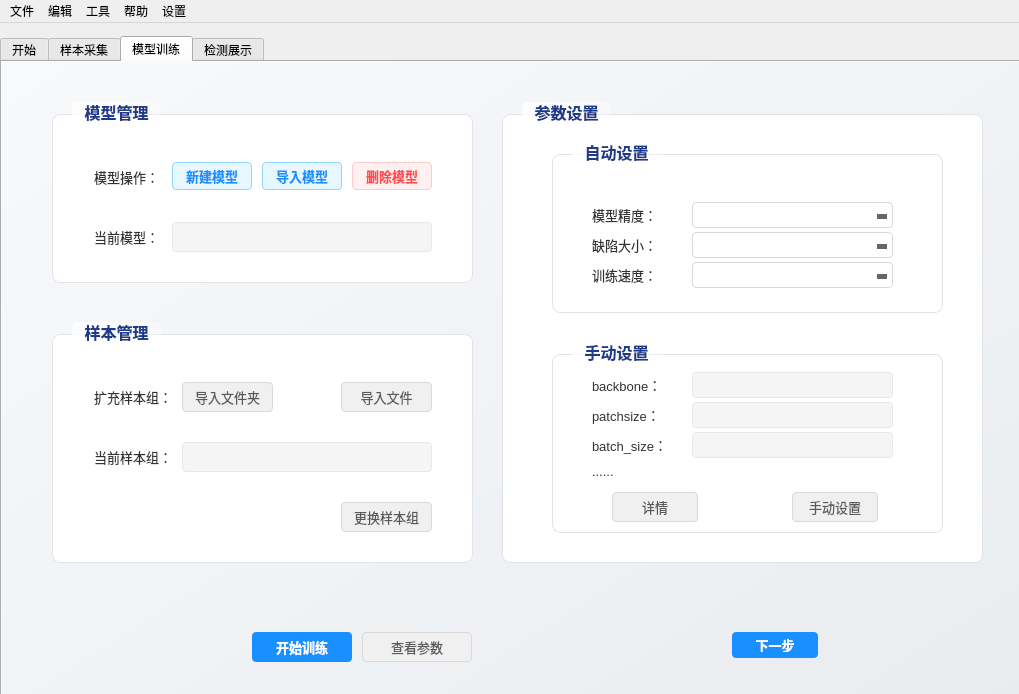
Old version of the form ui/main.ui in the repository 211250243/app.
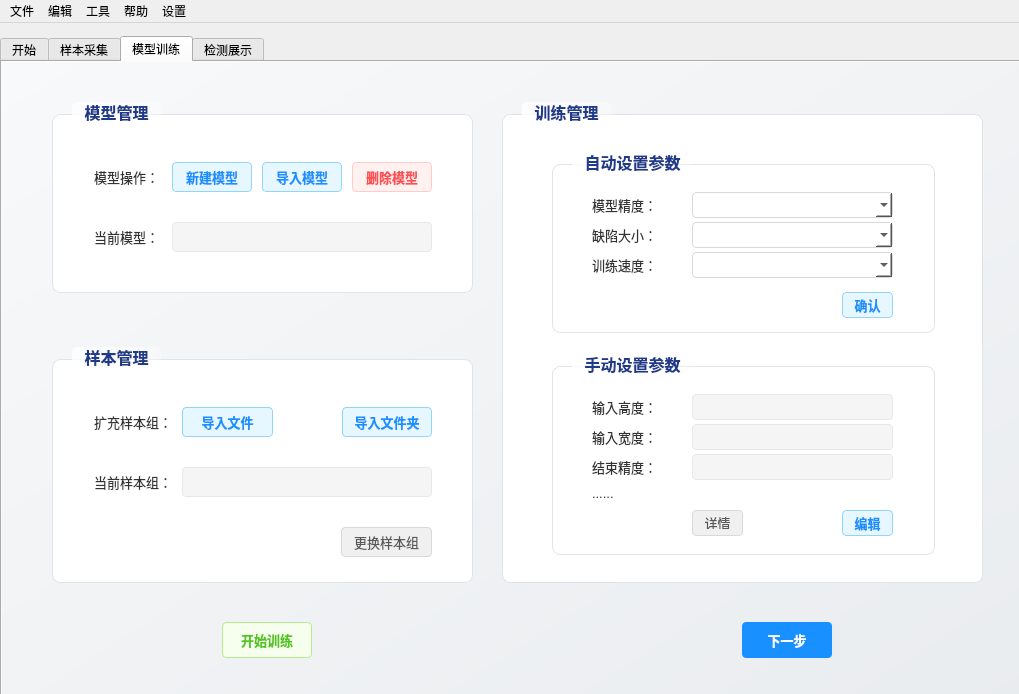
New version of the form. Icons and pictures are not drawn.

Diff of the .ui file:
```diff
--- a/ui/main.ui
+++ b/ui/main.ui
@@ -1924,21 +1924,6 @@
     font-family: &quot;Microsoft YaHei UI&quot;;
     font-size: 13px;
 }
-QComboBox::drop-down {
-    border: none;
-    width: 20px;
-}
-QComboBox::down-arrow {
-    width: 0;
-    height: 0;
-    border-left: 5px solid transparent;
-    border-right: 5px solid transparent;
-    border-top: 5px solid #666666;
-    margin-top: 2px;
-}
-QComboBox::down-arrow:hover {
-    border-top: 5px solid #333333;
-}
 QLabel {
     font-family: &quot;Microsoft YaHei UI&quot;;
     font-size: 13px;
@@ -1951,10 +1936,10 @@
      <widget class="QPushButton" name="modelNextButton">
       <property name="geometry">
        <rect>
-        <x>730</x>
-        <y>570</y>
-        <width>86</width>
-        <height>26</height>
+        <x>740</x>
+        <y>560</y>
+        <width>90</width>
+        <height>36</height>
        </rect>
       </property>
       <property name="text">
@@ -1971,7 +1956,7 @@
         <x>50</x>
         <y>40</y>
         <width>421</width>
-        <height>181</height>
+        <height>191</height>
        </rect>
       </property>
       <property name="title">
@@ -2022,7 +2007,7 @@
          <x>120</x>
          <y>60</y>
          <width>80</width>
-         <height>28</height>
+         <height>30</height>
         </rect>
        </property>
        <property name="styleSheet">
@@ -2052,7 +2037,7 @@
          <x>210</x>
          <y>60</y>
          <width>80</width>
-         <height>28</height>
+         <height>30</height>
         </rect>
        </property>
        <property name="styleSheet">
@@ -2082,7 +2067,7 @@
          <x>300</x>
          <y>60</y>
          <width>80</width>
-         <height>28</height>
+         <height>30</height>
         </rect>
        </property>
        <property name="styleSheet">
@@ -2111,27 +2096,14 @@
       <property name="geometry">
        <rect>
         <x>50</x>
-        <y>260</y>
+        <y>285</y>
         <width>421</width>
-        <height>241</height>
+        <height>236</height>
        </rect>
       </property>
       <property name="title">
        <string>样本管理</string>
       </property>
-      <widget class="QPushButton" name="importDirButton">
-       <property name="geometry">
-        <rect>
-         <x>130</x>
-         <y>60</y>
-         <width>91</width>
-         <height>30</height>
-        </rect>
-       </property>
-       <property name="text">
-        <string>导入文件夹</string>
-       </property>
-      </widget>
       <widget class="QLabel" name="label_10">
        <property name="geometry">
         <rect>
@@ -2158,19 +2130,6 @@
         </rect>
        </property>
       </widget>
-      <widget class="QPushButton" name="importFileButton">
-       <property name="geometry">
-        <rect>
-         <x>289</x>
-         <y>60</y>
-         <width>91</width>
-         <height>30</height>
-        </rect>
-       </property>
-       <property name="text">
-        <string>导入文件</string>
-       </property>
-      </widget>
       <widget class="QPushButton" name="changeSampleGroupButton">
        <property name="geometry">
         <rect>
@@ -2197,6 +2156,66 @@
         <string>扩充样本组：</string>
        </property>
       </widget>
+      <widget class="QPushButton" name="importFileButton">
+       <property name="geometry">
+        <rect>
+         <x>130</x>
+         <y>60</y>
+         <width>91</width>
+         <height>30</height>
+        </rect>
+       </property>
+       <property name="styleSheet">
+        <string notr="true">QPushButton {
+    background-color: #e6f7ff;
+    border: 1px solid #91d5ff;
+    border-radius: 4px;
+    padding: 4px 8px;
+    color: #1890ff;
+    font-weight: bold;
+}
+QPushButton:hover {
+    background-color: #bae7ff;
+    border: 1px solid #69c0ff;
+}
+QPushButton:pressed {
+    background-color: #91d5ff;
+}</string>
+       </property>
+       <property name="text">
+        <string>导入文件</string>
+       </property>
+      </widget>
+      <widget class="QPushButton" name="importDirButton">
+       <property name="geometry">
+        <rect>
+         <x>290</x>
+         <y>60</y>
+         <width>90</width>
+         <height>30</height>
+        </rect>
+       </property>
+       <property name="styleSheet">
+        <string notr="true">QPushButton {
+    background-color: #e6f7ff;
+    border: 1px solid #91d5ff;
+    border-radius: 4px;
+    padding: 4px 8px;
+    color: #1890ff;
+    font-weight: bold;
+}
+QPushButton:hover {
+    background-color: #bae7ff;
+    border: 1px solid #69c0ff;
+}
+QPushButton:pressed {
+    background-color: #91d5ff;
+}</string>
+       </property>
+       <property name="text">
+        <string>导入文件夹</string>
+       </property>
+      </widget>
      </widget>
      <widget class="QGroupBox" name="groupBox_7">
       <property name="geometry">
@@ -2204,29 +2223,29 @@
         <x>500</x>
         <y>40</y>
         <width>481</width>
-        <height>461</height>
+        <height>481</height>
        </rect>
       </property>
       <property name="title">
-       <string>参数设置</string>
+       <string>训练管理</string>
       </property>
       <widget class="QGroupBox" name="groupBox_8">
        <property name="geometry">
         <rect>
          <x>50</x>
-         <y>40</y>
-         <width>391</width>
-         <height>171</height>
+         <y>50</y>
+         <width>383</width>
+         <height>181</height>
         </rect>
        </property>
        <property name="title">
-        <string>自动设置</string>
+        <string>自动设置参数</string>
        </property>
        <widget class="QLabel" name="label_3">
         <property name="geometry">
          <rect>
           <x>40</x>
-          <y>60</y>
+          <y>40</y>
           <width>71</width>
           <height>26</height>
          </rect>
@@ -2239,7 +2258,7 @@
         <property name="geometry">
          <rect>
           <x>140</x>
-          <y>60</y>
+          <y>40</y>
           <width>201</width>
           <height>26</height>
          </rect>
@@ -2249,7 +2268,7 @@
         <property name="geometry">
          <rect>
           <x>40</x>
-          <y>90</y>
+          <y>70</y>
           <width>71</width>
           <height>26</height>
          </rect>
@@ -2262,7 +2281,7 @@
         <property name="geometry">
          <rect>
           <x>140</x>
-          <y>90</y>
+          <y>70</y>
           <width>201</width>
           <height>26</height>
          </rect>
@@ -2272,7 +2291,7 @@
         <property name="geometry">
          <rect>
           <x>40</x>
-          <y>120</y>
+          <y>100</y>
           <width>71</width>
           <height>26</height>
          </rect>
@@ -2285,36 +2304,66 @@
         <property name="geometry">
          <rect>
           <x>140</x>
-          <y>120</y>
+          <y>100</y>
           <width>201</width>
           <height>26</height>
          </rect>
         </property>
        </widget>
+       <widget class="QPushButton" name="setParamsButton">
+        <property name="geometry">
+         <rect>
+          <x>290</x>
+          <y>140</y>
+          <width>51</width>
+          <height>26</height>
+         </rect>
+        </property>
+        <property name="styleSheet">
+         <string notr="true">QPushButton {
+    background-color: #e6f7ff;
+    border: 1px solid #91d5ff;
+    border-radius: 4px;
+    padding: 4px 8px;
+    color: #1890ff;
+    font-weight: bold;
+}
+QPushButton:hover {
+    background-color: #bae7ff;
+    border: 1px solid #69c0ff;
+}
+QPushButton:pressed {
+    background-color: #91d5ff;
+}</string>
+        </property>
+        <property name="text">
+         <string>确认</string>
+        </property>
+       </widget>
       </widget>
       <widget class="QGroupBox" name="groupBox_9">
        <property name="geometry">
         <rect>
          <x>50</x>
-         <y>240</y>
-         <width>391</width>
-         <height>191</height>
+         <y>252</y>
+         <width>383</width>
+         <height>201</height>
         </rect>
        </property>
        <property name="title">
-        <string>手动设置</string>
+        <string>手动设置参数</string>
        </property>
        <widget class="QLabel" name="label_6">
         <property name="geometry">
          <rect>
           <x>40</x>
-          <y>30</y>
+          <y>40</y>
           <width>81</width>
           <height>26</height>
          </rect>
         </property>
         <property name="text">
-         <string>backbone：</string>
+         <string>输入高度：</string>
         </property>
        </widget>
        <widget class="QLineEdit" name="lineEdit_2">
@@ -2324,7 +2373,7 @@
         <property name="geometry">
          <rect>
           <x>140</x>
-          <y>30</y>
+          <y>40</y>
           <width>201</width>
           <height>26</height>
          </rect>
@@ -2334,13 +2383,13 @@
         <property name="geometry">
          <rect>
           <x>40</x>
-          <y>60</y>
+          <y>70</y>
           <width>81</width>
           <height>26</height>
          </rect>
         </property>
         <property name="text">
-         <string>patchsize：</string>
+         <string>输入宽度：</string>
         </property>
        </widget>
        <widget class="QLineEdit" name="lineEdit_3">
@@ -2350,7 +2399,7 @@
         <property name="geometry">
          <rect>
           <x>140</x>
-          <y>60</y>
+          <y>70</y>
           <width>201</width>
           <height>26</height>
          </rect>
@@ -2360,13 +2409,13 @@
         <property name="geometry">
          <rect>
           <x>40</x>
-          <y>90</y>
+          <y>100</y>
           <width>81</width>
           <height>26</height>
          </rect>
         </property>
         <property name="text">
-         <string>batch_size：</string>
+         <string>结束精度：</string>
         </property>
        </widget>
        <widget class="QLineEdit" name="lineEdit_4">
@@ -2376,7 +2425,7 @@
         <property name="geometry">
          <rect>
           <x>140</x>
-          <y>90</y>
+          <y>100</y>
           <width>201</width>
           <height>26</height>
          </rect>
@@ -2386,7 +2435,7 @@
         <property name="geometry">
          <rect>
           <x>40</x>
-          <y>120</y>
+          <y>130</y>
           <width>63</width>
           <height>18</height>
          </rect>
@@ -2395,13 +2444,13 @@
          <string>......</string>
         </property>
        </widget>
-       <widget class="QPushButton" name="pushButton_4">
+       <widget class="QPushButton" name="viewParamsButton">
         <property name="geometry">
          <rect>
-          <x>60</x>
-          <y>150</y>
-          <width>86</width>
-          <height>30</height>
+          <x>140</x>
+          <y>156</y>
+          <width>51</width>
+          <height>26</height>
          </rect>
         </property>
         <property name="text">
@@ -2411,14 +2460,31 @@
        <widget class="QPushButton" name="pushButton_5">
         <property name="geometry">
          <rect>
-          <x>240</x>
-          <y>150</y>
-          <width>86</width>
-          <height>30</height>
+          <x>290</x>
+          <y>156</y>
+          <width>51</width>
+          <height>26</height>
          </rect>
         </property>
+        <property name="styleSheet">
+         <string notr="true">QPushButton {
+    background-color: #e6f7ff;
+    border: 1px solid #91d5ff;
+    border-radius: 4px;
+    padding: 4px 8px;
+    color: #1890ff;
+    font-weight: bold;
+}
+QPushButton:hover {
+    background-color: #bae7ff;
+    border: 1px solid #69c0ff;
+}
+QPushButton:pressed {
+    background-color: #91d5ff;
+}</string>
+        </property>
         <property name="text">
-         <string>手动设置</string>
+         <string>编辑</string>
         </property>
        </widget>
       </widget>
@@ -2426,31 +2492,31 @@
      <widget class="QPushButton" name="trainButton">
       <property name="geometry">
        <rect>
-        <x>250</x>
-        <y>570</y>
-        <width>100</width>
-        <height>30</height>
+        <x>220</x>
+        <y>560</y>
+        <width>90</width>
+        <height>36</height>
        </rect>
       </property>
+      <property name="styleSheet">
+       <string notr="true">QPushButton {
+    background-color: #f6ffed;
+    border: 1px solid #b7eb8f;
+    border-radius: 4px;
+    padding: 4px 8px;
+    color: #52c41a;
+    font-weight: bold;
+}
+QPushButton:hover {
+    background-color: #d9f7be;
+    border: 1px solid #95de64;
+}
+QPushButton:pressed {
+    background-color: #b7eb8f;
+}</string>
+      </property>
       <property name="text">
        <string>开始训练</string>
-      </property>
-      <property name="icon">
-       <iconset>
-        <normaloff>ui/icon/train.svg</normaloff>ui/icon/train.svg</iconset>
-      </property>
-     </widget>
-     <widget class="QPushButton" name="viewParamsButton">
-      <property name="geometry">
-       <rect>
-        <x>360</x>
-        <y>570</y>
-        <width>110</width>
-        <height>30</height>
-       </rect>
-      </property>
-      <property name="text">
-       <string>查看参数</string>
       </property>
      </widget>
     </widget>
```
Left out of the diff: 4 changed lines with no effect on the pictures.
